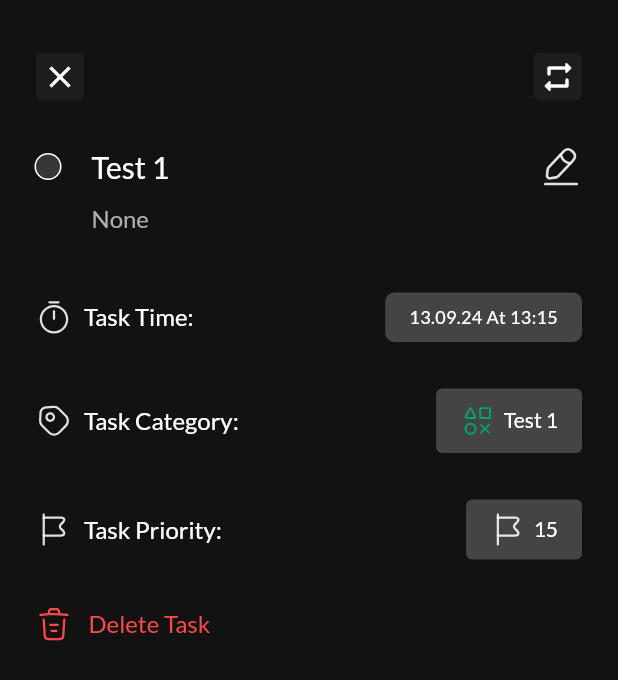
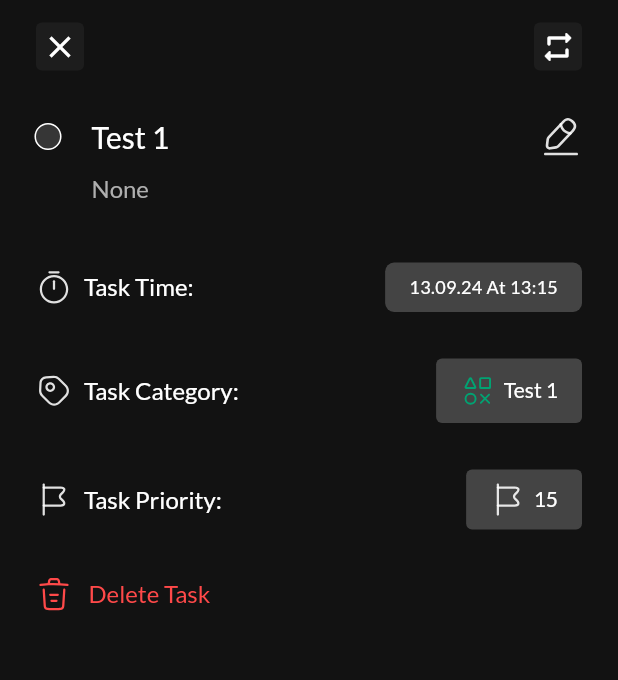
Before and after one commit to vomnmi/todo_application_flutter, a Flutter app: the screen it shows after launch, after a tap on "Test 1", on a phone screen of 412 x 824 dp. Shown: the top 680 px of the screen. Run offline on Flutter 3.47's test engine with Material 3 defaults, Android fonts, the phone set to English and light mode, and no system bars; our stand-ins replace dots_indicator, flutter_mobx, flutter_svg, freezed_annotation, gap, google_fonts and 2 more; missing offline and left inert: day_night_time_picker; generated files the repository leaves out were written again.

Commit message:
Search Fix

```diff
--- a/lib/screens/edit_task.dart
+++ b/lib/screens/edit_task.dart
@@ -47,7 +47,8 @@ class _EditTaskState extends State<EditTask> {
 
   @override
   Widget build(BuildContext context) {
-    return Scaffold(
+    return SafeArea(
+      child: Scaffold(
         backgroundColor: AppColors.blackBackground,
         body: Column(
           children: [
@@ -268,7 +269,8 @@ class _EditTaskState extends State<EditTask> {
               ),
             ),
           ],
-      ).paddingOnly(left: 24, right: 24, top: 35),
+        ).paddingOnly(left: 24, right: 24, top: 15),
+      ),
     );
   }
 
--- a/lib/screens/home_screen/home_empty_screen.dart
+++ b/lib/screens/home_screen/home_empty_screen.dart
@@ -161,11 +161,14 @@ class _EmptyHomeScreenState extends State<EmptyHomeScreen> {
                   ),
                   onChanged: state.runFilter,
                   decoration: InputDecoration(
-                    prefix: SvgPicture.asset(
-                      'assets/icons/search.svg',
-                      width: 20,
-                      height: 20,
-                      fit: BoxFit.cover,
+                    prefixIcon: Padding(
+                      padding: const EdgeInsets.all(10),
+                      child: SvgPicture.asset(
+                        'assets/icons/search.svg',
+                        width: 20,
+                        height: 20,
+                        fit: BoxFit.cover,
+                      ),
                     ),
                     contentPadding: const EdgeInsets.all(10),
                     hintText: ' Search for your task...',
@@ -179,7 +182,7 @@ class _EmptyHomeScreenState extends State<EmptyHomeScreen> {
                 builder: (context) {
                   if (state.tasks.isNotEmpty) {
                     return ListView.separated(
-                      itemCount: state.tasks.length,
+                      itemCount: state.foundTask.length,
                       separatorBuilder: (context, index) => const SizedBox(
                         height: 16,
                       ),
--- a/lib/store/home_state/home_state.dart
+++ b/lib/store/home_state/home_state.dart
@@ -25,6 +25,10 @@ class THomeState = _HomeState with _$HomeState;
 abstract class _HomeState with Store {
   @observable
   ObservableList<TaskModel> foundTask = <TaskModel>[].asObservable();
+
+  _HomeState() {
+    foundTask = tasks.toList().asObservable();
+  }
 
   @observable
   ObservableList<TaskModel> tasks = <TaskModel>[
@@ -137,6 +141,7 @@ abstract class _HomeState with Store {
       ),
     );
     tasks.add(task);
+    foundTask = tasks.toList().asObservable();
     clearData();
   }
 
--- a/lib/widgets/task_card.dart
+++ b/lib/widgets/task_card.dart
@@ -32,7 +32,7 @@ class _TaskCardState extends State<TaskCard> {
   bool isChecked = false;
   final state = HomeState();
 
-  TaskModel get taskModel => state.tasks[widget.index];
+  TaskModel get taskModel => state.foundTask[widget.index];
 
   @override
   Widget build(BuildContext context) {
```
Also changed, not shown: pubspec.lock. Lines whose indentation alone changed are shown as unchanged.
